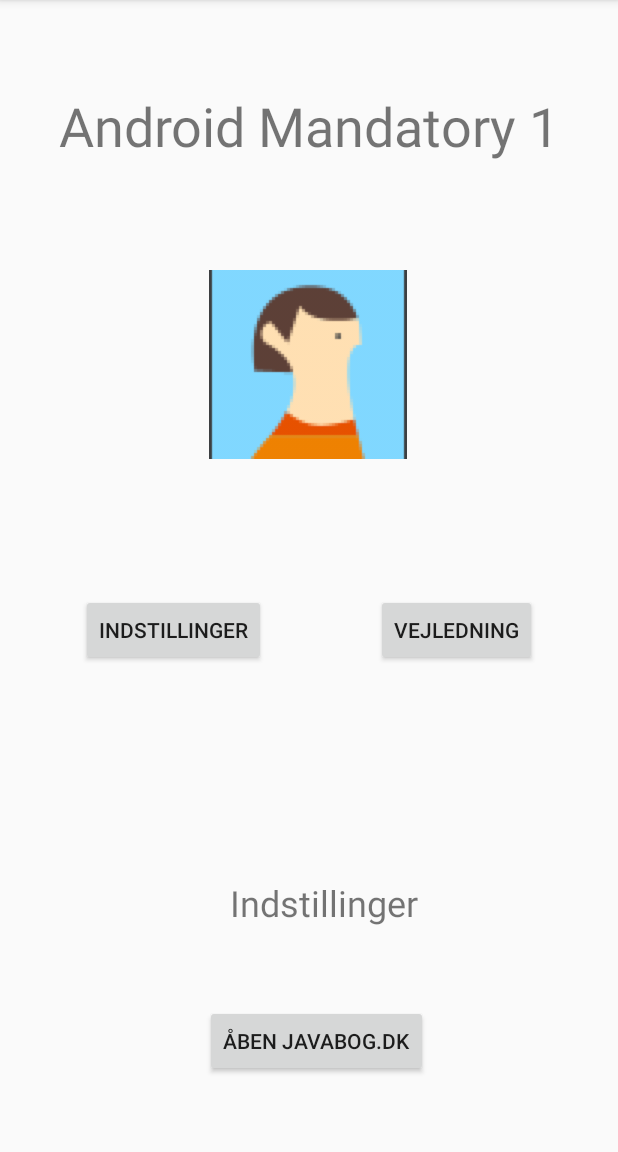
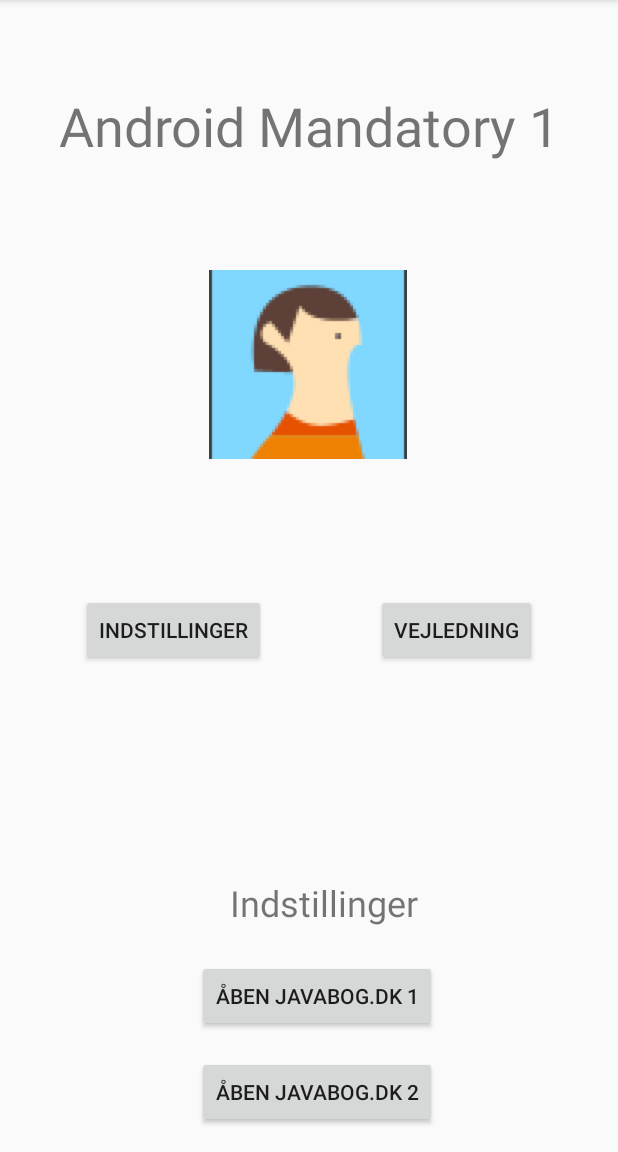
Before and after one commit to niko5297/AndroidAssignment1, an Android app: the screen it shows after launch (MainActivity), after a tap on "INDSTILLINGER", on a phone screen of 412 x 824 dp, the part 84-1236 px from its top. Run offline under Robolectric (Android 15) with nearby library versions, the phone set to English and light mode, and no system bars.

Commit message:
Added new button. Added .txt file for questions.

```diff
--- a/app/src/main/java/com/example/hovedmenu/MainActivity.java
+++ b/app/src/main/java/com/example/hovedmenu/MainActivity.java
@@ -3,6 +3,7 @@ package com.example.hovedmenu;
 import androidx.appcompat.app.AppCompatActivity;
 
 import android.content.Intent;
+import android.net.Uri;
 import android.os.Bundle;
 import android.view.View;
 import android.webkit.WebView;
@@ -14,7 +15,7 @@ public class MainActivity extends AppCompatActivity implements View.OnClickListe
 
     Button knap1;
     Button knap2;
-    Button søg;
+    Button søg, søg2;
     ImageView billede;
     TextView overskrift;
     TextView tekst;
@@ -31,10 +32,12 @@ public class MainActivity extends AppCompatActivity implements View.OnClickListe
         tekst = findViewById(R.id.tekst);
         billede.setImageResource(R.drawable.icon);
         søg = findViewById(R.id.søg);
+        søg2 = findViewById(R.id.søg2);
 
         knap1.setOnClickListener(this);
         knap2.setOnClickListener(this);
         søg.setOnClickListener(this);
+        søg2.setOnClickListener(this);
 
     }
 
@@ -48,11 +51,22 @@ public class MainActivity extends AppCompatActivity implements View.OnClickListe
         }
         if (view == knap2){
             tekst.setText("Vejledning");
+
+
         }
 
         if (view == søg){
+            Intent intent = new Intent(Intent.ACTION_VIEW, Uri.parse("https://javabog.dk"));
+            startActivity(intent);
+
+
+        }
+
+        if (view == søg2){
             Intent i = new Intent(this, WebActivity.class);
             startActivity(i);
+
+
         }
 
     }
--- a/app/src/main/res/layout/activity_main.xml
+++ b/app/src/main/res/layout/activity_main.xml
@@ -31,11 +31,20 @@
         android:layout_width="wrap_content"
         android:layout_height="wrap_content"
         android:layout_marginStart="10dp"
-        android:layout_marginBottom="50dp"
-        android:text="Åben Javabog.dk"
+        android:layout_marginBottom="80dp"
+        android:text="Åben Javabog.dk 1"
         app:layout_constraintBottom_toBottomOf="parent"
         app:layout_constraintEnd_toEndOf="parent"
         app:layout_constraintStart_toStartOf="parent" />
+
+    <Button
+        android:id="@+id/søg2"
+        android:layout_width="wrap_content"
+        android:layout_height="wrap_content"
+        android:layout_marginBottom="16dp"
+        android:text="Åben Javabog.dk 2"
+        app:layout_constraintBottom_toBottomOf="parent"
+        app:layout_constraintStart_toStartOf="@+id/søg" />
 
     <ImageView
         android:id="@+id/billede"
@@ -50,6 +59,18 @@
         tools:srcCompat="@tools:sample/avatars" />
 
     <TextView
+        android:id="@+id/overskrift"
+        android:layout_width="wrap_content"
+        android:layout_height="wrap_content"
+        android:layout_marginTop="59dp"
+        android:text="@string/overskrift"
+        android:textAlignment="center"
+        android:textSize="36sp"
+        app:layout_constraintEnd_toEndOf="parent"
+        app:layout_constraintStart_toStartOf="parent"
+        app:layout_constraintTop_toTopOf="parent" />
+
+    <TextView
         android:id="@+id/tekst"
         android:layout_width="254dp"
         android:layout_height="0dp"
@@ -62,17 +83,5 @@
         app:layout_constraintEnd_toEndOf="parent"
         app:layout_constraintStart_toStartOf="parent" />
 
-    <TextView
-        android:id="@+id/overskrift"
-        android:layout_width="wrap_content"
-        android:layout_height="wrap_content"
-        android:layout_marginTop="59dp"
-        android:text="@string/overskrift"
-        android:textAlignment="center"
-        android:textSize="36sp"
-        app:layout_constraintEnd_toEndOf="parent"
-        app:layout_constraintStart_toStartOf="parent"
-        app:layout_constraintTop_toTopOf="parent" />
-
 
 </androidx.constraintlayout.widget.ConstraintLayout>
```
Also changed, not shown: 1 other file.
